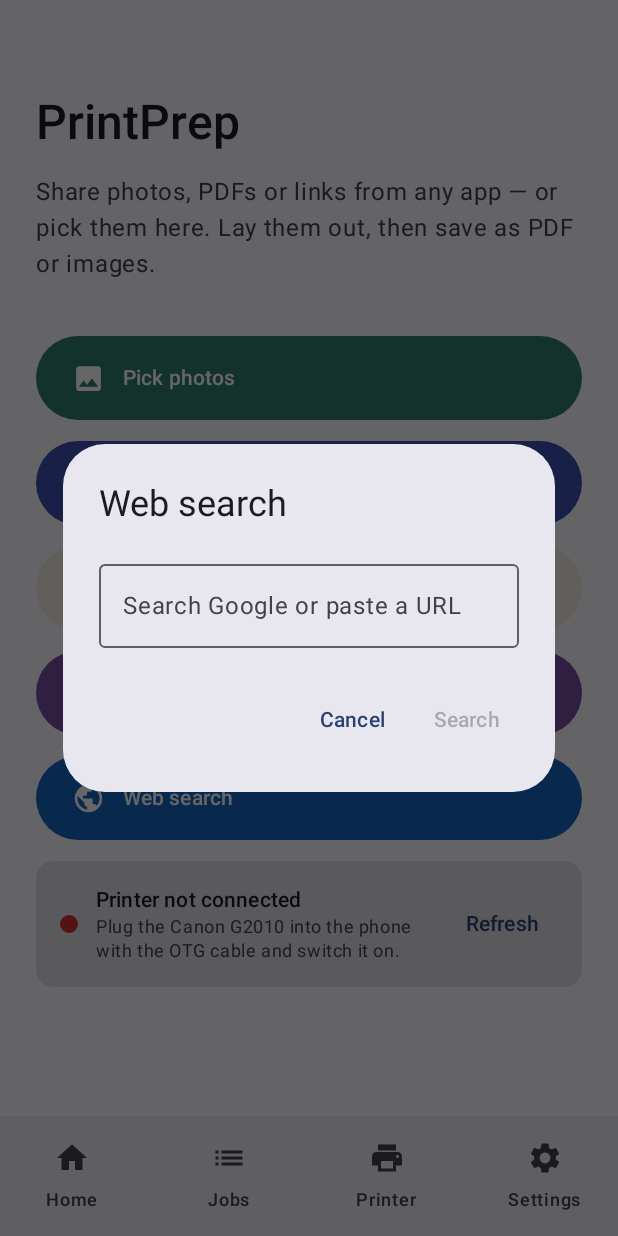
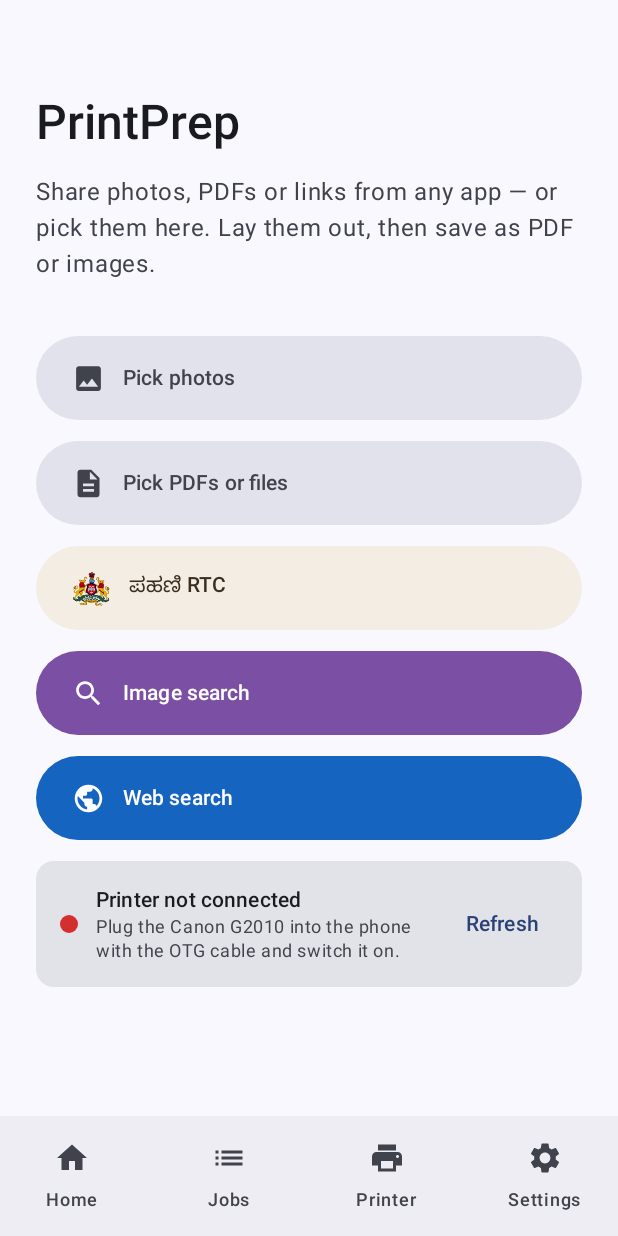
Before and after one commit to vrlegacy/PrintPrep, an Android app built with Jetpack Compose: the composable HomeScreen shown on its own in the app's theme, after a tap on "Web search", on a phone screen of 412 x 824 dp. Run offline under Robolectric (Android 15) with nearby library versions, the phone set to English and light mode, and no system bars; 3 other taps on this screen came first.

Commit message:
Home & editor refinements
- Home: make "Start a new job" the primary (green) action and "Continue current
  job" secondary; neutral surface colours for Pick photos / PDFs
- Home: Web search opens the Google home page directly (new WebShortcuts.GOOGLE,
  search box auto-focused) instead of the typed-query dialog; remove SearchDialog
- Editor: drop the top-bar add action; the media-strip "+" smart-picks (photos
  app for all-image jobs, file picker when a PDF is present); remove the compact
  preview controls under the preview

```diff
--- a/app/src/main/java/io/printprep/app/ui/HomeScreen.kt
+++ b/app/src/main/java/io/printprep/app/ui/HomeScreen.kt
@@ -11,32 +11,23 @@ import androidx.compose.foundation.layout.fillMaxWidth
 import androidx.compose.foundation.layout.height
 import androidx.compose.foundation.layout.padding
 import androidx.compose.foundation.rememberScrollState
-import androidx.compose.foundation.text.KeyboardOptions
 import androidx.compose.foundation.verticalScroll
 import androidx.compose.foundation.Image
 import androidx.compose.foundation.layout.size
 import androidx.compose.foundation.layout.width
-import androidx.compose.material3.AlertDialog
 import androidx.compose.material3.Button
 import androidx.compose.material3.ButtonDefaults
 import androidx.compose.material3.Card
 import androidx.compose.material3.Icon
 import androidx.compose.material3.MaterialTheme
 import androidx.compose.material3.OutlinedButton
-import androidx.compose.material3.OutlinedTextField
 import androidx.compose.material3.Scaffold
 import androidx.compose.material3.Text
-import androidx.compose.material3.TextButton
 import androidx.compose.runtime.Composable
-import androidx.compose.runtime.getValue
-import androidx.compose.runtime.mutableStateOf
-import androidx.compose.runtime.remember
-import androidx.compose.runtime.setValue
 import androidx.compose.ui.Modifier
 import androidx.compose.ui.graphics.Color
 import androidx.compose.ui.res.painterResource
 import androidx.compose.ui.text.font.FontWeight
-import androidx.compose.ui.text.input.KeyboardType
 import androidx.compose.ui.text.style.TextAlign
 import androidx.compose.ui.unit.dp
 import io.printprep.app.JobViewModel
@@ -50,7 +41,6 @@ fun HomeScreen(vm: JobViewModel) {
     val files = rememberLauncherForActivityResult(ActivityResultContracts.OpenMultipleDocuments()) { uris ->
         vm.import(uris)
     }
-    var askWeb by remember { mutableStateOf(false) }
 
     Scaffold(bottomBar = { AppBottomNav(vm) }) { pad ->
         Column(
@@ -72,17 +62,30 @@ fun HomeScreen(vm: JobViewModel) {
             Spacer(Modifier.height(8.dp))
 
             if (vm.items.isNotEmpty()) {
-                Button(onClick = { vm.goToEditor() }, modifier = Modifier.fillMaxWidth().height(56.dp)) {
-                    Text("Continue current job (${vm.items.size} items)")
-                }
-                OutlinedButton(onClick = { vm.newJob() }, modifier = Modifier.fillMaxWidth()) {
-                    Text("Start a new job")
-                }
+                Button(
+                    onClick = { vm.newJob() },
+                    modifier = Modifier.fillMaxWidth().height(56.dp),
+                    colors = ButtonDefaults.buttonColors(containerColor = Color(0xFF2E7D32), contentColor = Color.White),
+                ) { Text("Start a new job") }
+                OutlinedButton(
+                    onClick = { vm.goToEditor() },
+                    modifier = Modifier.fillMaxWidth().height(56.dp),
+                    colors = ButtonDefaults.outlinedButtonColors(
+                        containerColor = Color.White,
+                        contentColor = MaterialTheme.colorScheme.onSurface,
+                    ),
+                ) { Text("Continue current job (${vm.items.size} items)") }
             }
-            HomeAction("Pick photos", R.drawable.ic_photo, Color(0xFF2E7D6B)) {
+            HomeAction(
+                "Pick photos", R.drawable.ic_photo,
+                MaterialTheme.colorScheme.surfaceVariant, content = MaterialTheme.colorScheme.onSurfaceVariant,
+            ) {
                 photos.launch(PickVisualMediaRequest(ActivityResultContracts.PickVisualMedia.ImageOnly))
             }
-            HomeAction("Pick PDFs or files", R.drawable.ic_file, Color(0xFF3F51B5)) {
+            HomeAction(
+                "Pick PDFs or files", R.drawable.ic_file,
+                MaterialTheme.colorScheme.surfaceVariant, content = MaterialTheme.colorScheme.onSurfaceVariant,
+            ) {
                 files.launch(arrayOf("application/pdf", "image/*", "image/webp"))
             }
             HomeAction("ಪಹಣಿ RTC", R.drawable.ic_pahani, Color(0xFFF3EDE4), content = Color(0xFF3A2E1E), tint = false) {
@@ -91,19 +94,12 @@ fun HomeScreen(vm: JobViewModel) {
             HomeAction("Image search", R.drawable.ic_search, Color(0xFF7B4FA3)) {
                 vm.openWeb(WebShortcuts.GOOGLE_IMAGES)
             }
-            HomeAction("Web search", R.drawable.ic_public, Color(0xFF1565C0)) { askWeb = true }
+            HomeAction("Web search", R.drawable.ic_public, Color(0xFF1565C0)) {
+                vm.openWeb(WebShortcuts.GOOGLE)
+            }
 
             PrinterStatusCard(vm)
         }
-    }
-
-    if (askWeb) SearchDialog(
-        title = "Web search",
-        label = "Search Google or paste a URL",
-        onDismiss = { askWeb = false },
-    ) { query ->
-        askWeb = false
-        vm.openWeb(toUrl(query))
     }
 }
 
@@ -135,24 +131,3 @@ private fun HomeAction(
         Text(label, modifier = Modifier.weight(1f), textAlign = TextAlign.Start)
     }
 }
-
-@Composable
-private fun SearchDialog(title: String, label: String, onDismiss: () -> Unit, onSearch: (String) -> Unit) {
-    var text by remember { mutableStateOf("") }
-    AlertDialog(
-        onDismissRequest = onDismiss,
-        title = { Text(title) },
-        text = {
-            OutlinedTextField(
-                value = text,
-                onValueChange = { text = it },
-                singleLine = true,
-                label = { Text(label) },
-                placeholder = { Text("What are you looking for?") },
-                keyboardOptions = KeyboardOptions(keyboardType = KeyboardType.Text),
-            )
-        },
-        confirmButton = { TextButton(onClick = { onSearch(text.trim()) }, enabled = text.isNotBlank()) { Text("Search") } },
-        dismissButton = { TextButton(onClick = onDismiss) { Text("Cancel") } },
-    )
-}
```
Also changed, not shown: app/src/main/java/io/printprep/app/ui/EditorScreen.kt (+12 -7 lines), app/src/main/java/io/printprep/app/ui/WebCaptureScreen.kt (+48 -31 lines).
